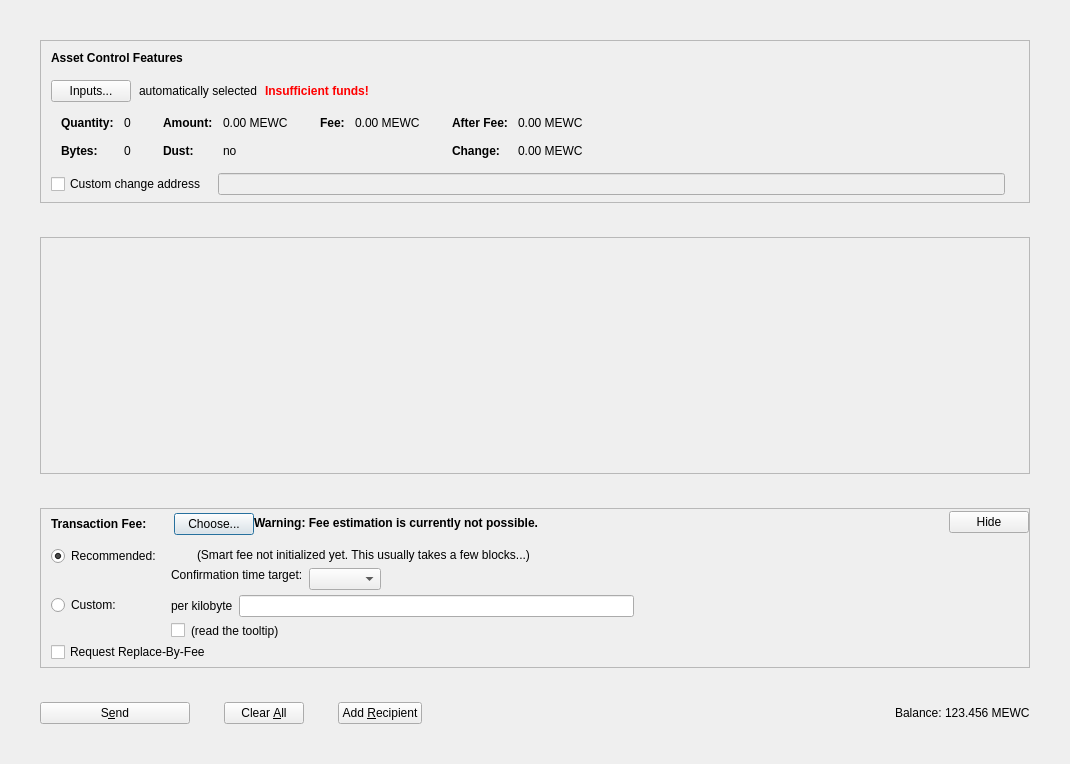
Before: the Qt Designer form src/qt/forms/assetsdialog.ui in Telestai-Project/telestai, drawn with Qt 5.
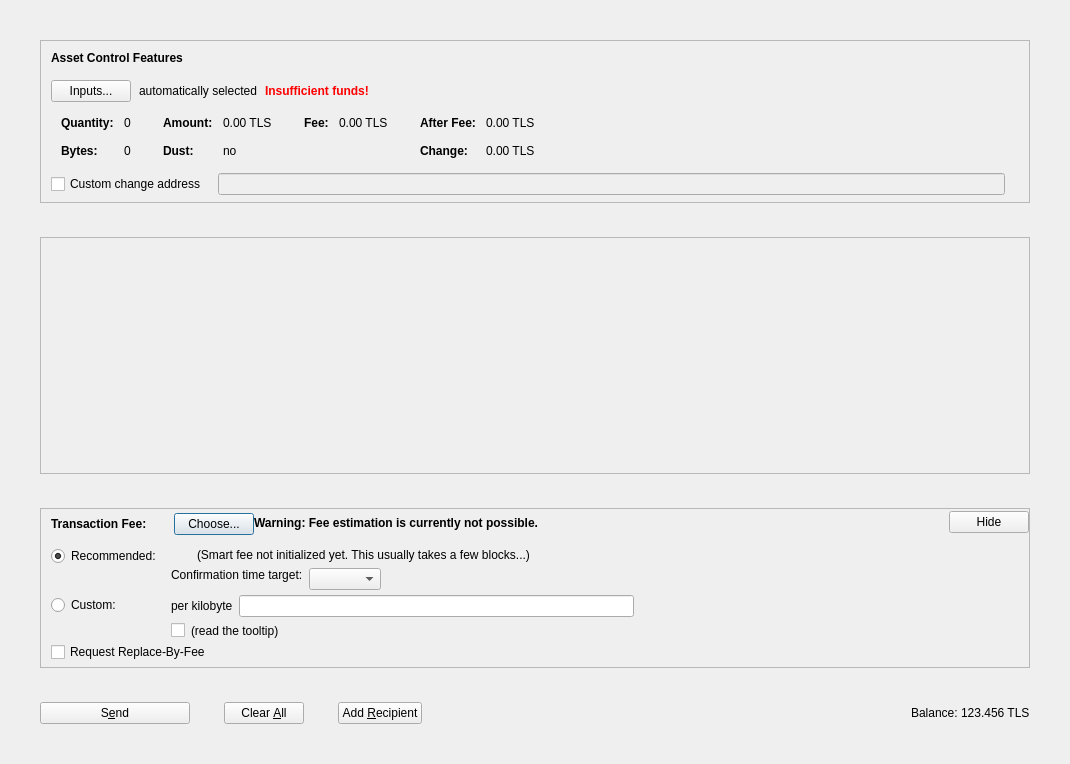
After: the same form once the commit is applied. Icons and pictures are not drawn. Custom widgets are drawn as their Qt base class.

```diff
--- a/src/qt/forms/assetsdialog.ui
+++ b/src/qt/forms/assetsdialog.ui
@@ -336,7 +336,7 @@
                   <enum>Qt::ActionsContextMenu</enum>
                  </property>
                  <property name="text">
-                  <string notr="true">0.00 MEWC</string>
+                  <string notr="true">0.00 TLS</string>
                  </property>
                  <property name="textInteractionFlags">
                   <set>Qt::LinksAccessibleByMouse|Qt::TextSelectableByKeyboard|Qt::TextSelectableByMouse</set>
@@ -416,7 +416,7 @@
                   <enum>Qt::ActionsContextMenu</enum>
                  </property>
                  <property name="text">
-                  <string notr="true">0.00 MEWC</string>
+                  <string notr="true">0.00 TLS</string>
                  </property>
                  <property name="textInteractionFlags">
                   <set>Qt::LinksAccessibleByMouse|Qt::TextSelectableByKeyboard|Qt::TextSelectableByMouse</set>
@@ -467,7 +467,7 @@
                   <enum>Qt::ActionsContextMenu</enum>
                  </property>
                  <property name="text">
-                  <string notr="true">0.00 MEWC</string>
+                  <string notr="true">0.00 TLS</string>
                  </property>
                  <property name="textInteractionFlags">
                   <set>Qt::LinksAccessibleByMouse|Qt::TextSelectableByKeyboard|Qt::TextSelectableByMouse</set>
@@ -496,7 +496,7 @@
                   <enum>Qt::ActionsContextMenu</enum>
                  </property>
                  <property name="text">
-                  <string notr="true">0.00 MEWC</string>
+                  <string notr="true">0.00 TLS</string>
                  </property>
                  <property name="textInteractionFlags">
                   <set>Qt::LinksAccessibleByMouse|Qt::TextSelectableByKeyboard|Qt::TextSelectableByMouse</set>
@@ -1259,7 +1259,7 @@
           <cursorShape>IBeamCursor</cursorShape>
          </property>
          <property name="text">
-          <string notr="true">123.456 MEWC</string>
+          <string notr="true">123.456 TLS</string>
          </property>
          <property name="textInteractionFlags">
           <set>Qt::LinksAccessibleByMouse|Qt::TextSelectableByKeyboard|Qt::TextSelectableByMouse</set>
```
Left out of the diff: 4 changed lines with no effect on the pictures.
